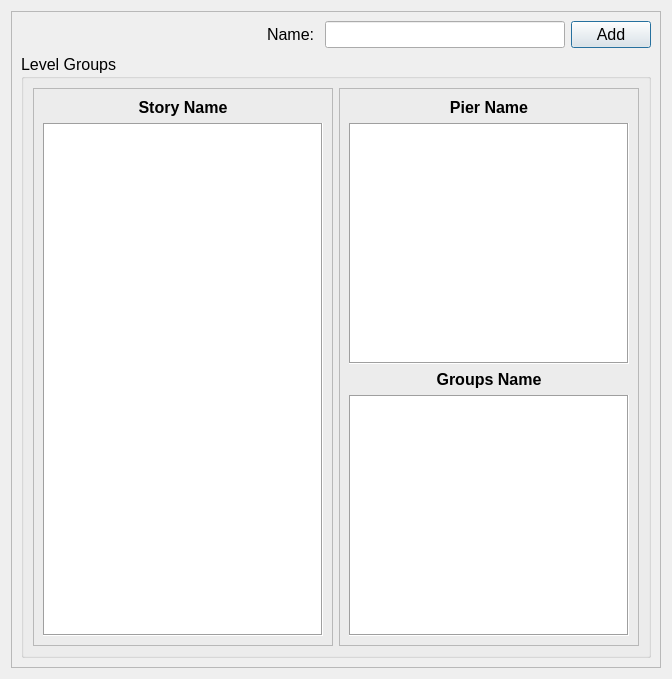
The window that src/sp_editor/widgets/levelgroup_dialog.ui (tudothanhpt/SP-editor) describes before a commit, drawn with Qt 5.
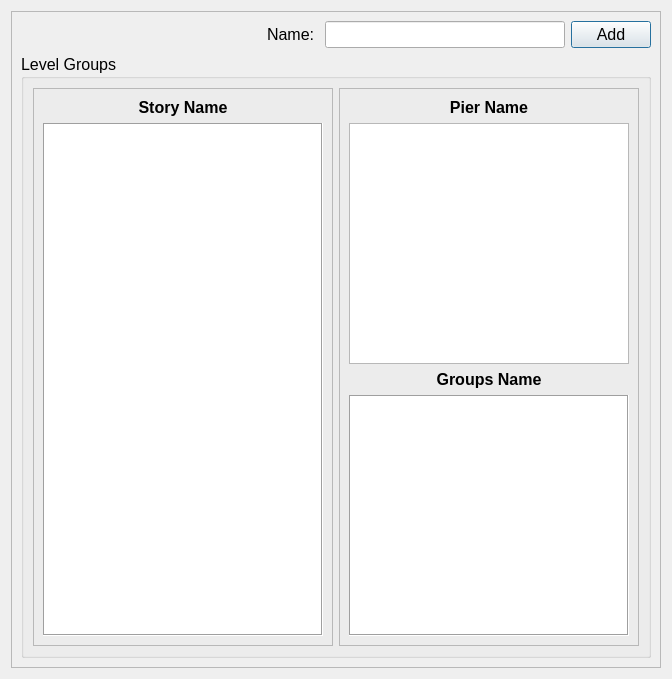
The same window after the commit.

Commit message: update group dialog to display story infor and pier label releated to that story

Patch:
```diff
--- a/src/sp_editor/widgets/levelgroup_dialog.ui
+++ b/src/sp_editor/widgets/levelgroup_dialog.ui
@@ -111,20 +111,7 @@
              </widget>
             </item>
             <item>
-             <widget class="QListWidget" name="lview_pierName">
-              <property name="frameShape">
-               <enum>QFrame::Shape::Box</enum>
-              </property>
-              <property name="frameShadow">
-               <enum>QFrame::Shadow::Sunken</enum>
-              </property>
-              <property name="editTriggers">
-               <set>QAbstractItemView::EditTrigger::NoEditTriggers</set>
-              </property>
-              <property name="selectionMode">
-               <enum>QAbstractItemView::SelectionMode::NoSelection</enum>
-              </property>
-             </widget>
+             <widget class="QListView" name="lview_pierName"/>
             </item>
             <item>
              <widget class="QLabel" name="label_3">
```
The commit also changes 7 other files.
